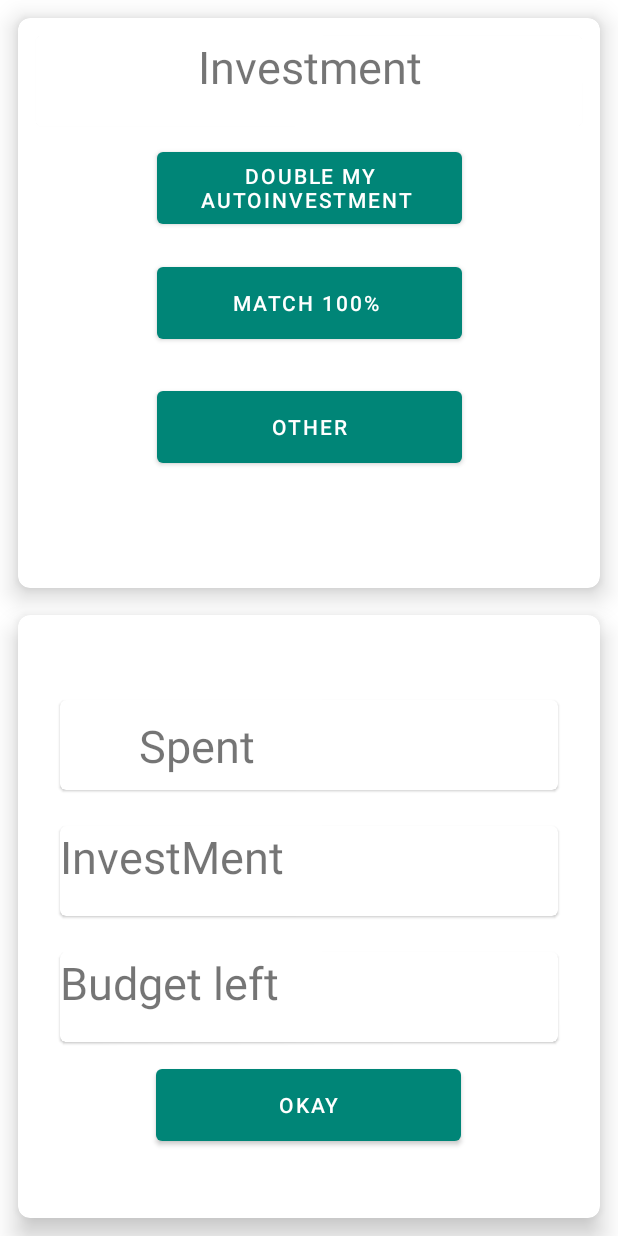
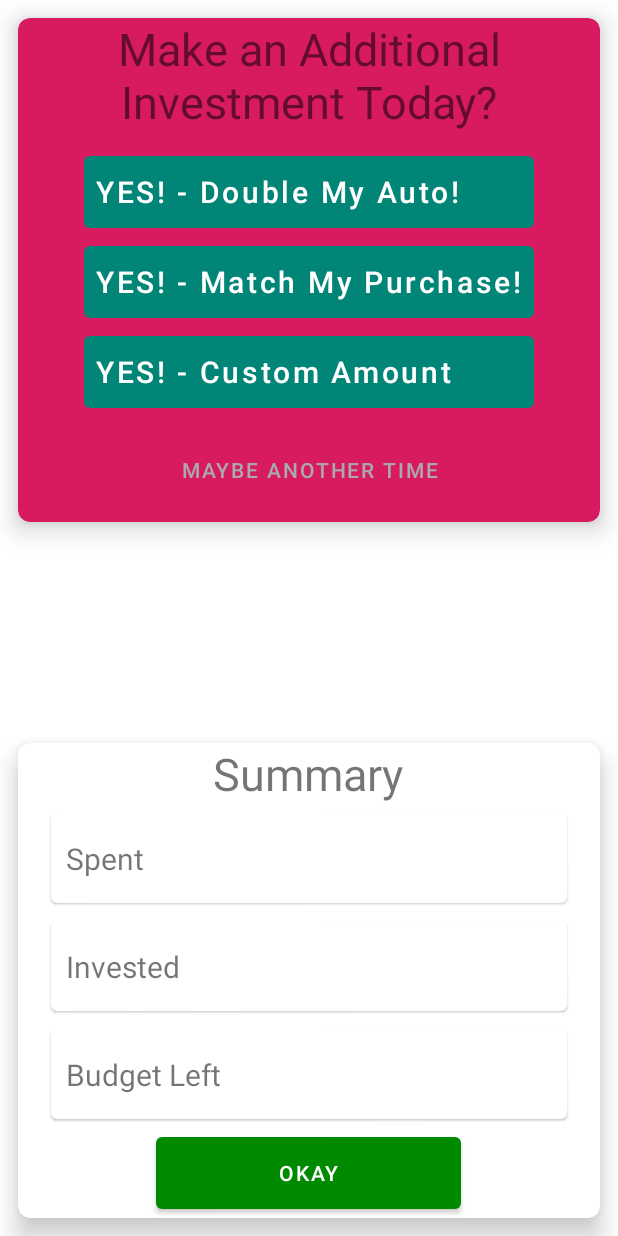
Before and after one commit to Andy9814/ML_Budgeting, an Android app: the layout activity_investment_layout.xml on its own in the app's theme, with its tools: preview values and no code run, on a phone screen of 412 x 824 dp. Run offline under Robolectric (Android 15) with nearby library versions, the phone set to English and light mode, and no system bars.

Commit message:
restyled additional invenstment screen

```diff
--- a/app/src/main/res/layout/activity_investment_layout.xml
+++ b/app/src/main/res/layout/activity_investment_layout.xml
@@ -9,116 +9,105 @@
 
     <com.google.android.material.card.MaterialCardView
         android:id="@+id/cardInvestment"
-        android:layout_width="match_parent"
-        android:layout_height="380dp"
+        android:layout_width="0dp"
+        android:layout_height="wrap_content"
         android:layout_margin="12dp"
-        android:layout_marginBottom="13dp"
         app:cardCornerRadius="8dp"
+        app:cardElevation="10dp"
 
-        app:cardElevation="10dp"
-        app:layout_constraintBottom_toBottomOf="parent"
-        app:layout_constraintEnd_toEndOf="parent"
-        app:layout_constraintStart_toStartOf="parent"
+        android:backgroundTint="@color/colorAccent"
         app:layout_constraintTop_toTopOf="parent"
-        app:layout_constraintVertical_bias="0.0">
+        app:layout_constraintLeft_toLeftOf="parent"
+        app:layout_constraintRight_toRightOf="parent"
+        >
 
         <androidx.constraintlayout.widget.ConstraintLayout
             android:layout_width="match_parent"
-            android:layout_height="match_parent">
+            android:layout_height="wrap_content"
+            android:layout_marginHorizontal="10dp">
 
-            android:layout_width="402dp"
-            android:layout_height="282dp"
-            android:layout_marginEnd="9dp"
-            android:layout_marginBottom="321dp"
-            android:minHeight="200dp"
-            app:layout_constraintBottom_toBottomOf="parent"
-            app:layout_constraintEnd_toEndOf="parent"
-            app:layout_constraintStart_toStartOf="parent"
-            app:layout_constraintTop_toTopOf="parent">
-
-            <com.google.android.material.card.MaterialCardView
-                android:id="@+id/InvestMentCardTextView"
-                android:layout_width="match_parent"
-                android:layout_height="60dp"
-                android:layout_margin="12dp"
-                android:layout_marginStart="12dp"
-                android:layout_marginTop="11dp"
-                android:layout_marginEnd="12dp"
-                android:layout_marginBottom="24dp"
-                app:layout_constraintBottom_toTopOf="@+id/btnDoubleInvst"
-                app:layout_constraintEnd_toEndOf="parent"
-                app:layout_constraintStart_toStartOf="parent"
-                app:layout_constraintTop_toTopOf="parent">
 
             <TextView
                 android:id="@+id/InvestmentTextView"
-                    android:layout_width="match_parent"
-                    android:layout_height="match_parent"
-                    android:text="Investment"
+                android:layout_width="0dp"
+                android:layout_height="wrap_content"
+                android:text="Make an Additional Investment Today?"
                 android:textAlignment="center"
+                app:layout_constraintLeft_toLeftOf="parent"
+                app:layout_constraintRight_toRightOf="parent"
+                app:layout_constraintTop_toTopOf="parent"
                 android:textSize="30sp">
 
             </TextView>
 
-            </com.google.android.material.card.MaterialCardView>
+            <LinearLayout
+                android:id="@+id/linearLayoutLeft"
+                android:orientation="vertical"
+                android:layout_width="wrap_content"
+                android:maxWidth="200dp"
+                android:layout_height="wrap_content"
+                app:layout_constraintTop_toBottomOf="@+id/InvestmentTextView"
+                app:layout_constraintBottom_toBottomOf="parent"
+                app:layout_constraintLeft_toLeftOf="parent"
+                app:layout_constraintRight_toRightOf="parent"
+                android:padding="10dp"
+                >
+
+                <com.google.android.material.button.MaterialButton
+                    style="@style/Alert.Button.Positive"
+                    android:id="@+id/btnDoubleInvst"
+                    android:layout_width="match_parent"
+                    android:layout_height="60dp"
+                    android:textSize="20dp"
+                    android:onClick="onClickInvstBtn"
+                    android:text="YES! - Double My Auto!"
+                    app:cardCornerRadius="8dp"
+                    app:cardElevation="10dp"
+                    android:textAlignment="textStart"
+                    />
+
                 <com.google.android.material.button.MaterialButton
                     android:id="@+id/btnMatch"
-                android:layout_width="203dp"
+                    android:layout_width="match_parent"
                     android:layout_height="60dp"
-                android:text="Match 100% "
+                    android:textSize="20dp"
                     android:onClick="onClickInvstBtn"
+                    android:text="YES! - Match My Purchase!"
                     app:cardCornerRadius="8dp"
                     app:cardElevation="10dp"
-                app:layout_constraintBottom_toBottomOf="parent"
-                app:layout_constraintEnd_toEndOf="parent"
-                app:layout_constraintStart_toStartOf="parent"
-                app:layout_constraintTop_toTopOf="parent" />
+                    android:textAlignment="textStart"
+                    style="@style/Alert.Button.Positive"
+                    />
 
                 <com.google.android.material.button.MaterialButton
+                    style="@style/Alert.Button.Positive"
                     android:id="@+id/btnOther"
-                android:layout_width="203dp"
+                    android:layout_width="match_parent"
                     android:layout_height="60dp"
-                android:text="other"
+                    android:textSize="20dp"
+                    android:onClick="onClickInvstBtn"
+                    android:text="YES! - Custom Amount"
                     app:cardCornerRadius="8dp"
-                android:onClick="onClickInvstBtn"
                     app:cardElevation="10dp"
-                app:layout_constraintBottom_toBottomOf="parent"
-                app:layout_constraintEnd_toEndOf="parent"
-                app:layout_constraintStart_toStartOf="parent"
-                app:layout_constraintTop_toTopOf="parent"
-                app:layout_constraintVertical_bias="0.759" />
+                    android:textAlignment="textStart"
+                    />
 
                 <com.google.android.material.button.MaterialButton
-                android:id="@+id/btnDoubleInvst"
-                android:layout_width="203dp"
-                android:layout_height="60dp"
-                android:layout_margin="12dp"
-                android:layout_marginBottom="13dp"
+                    style="@style/Alert.Button.Neutral"
+                    android:id="@+id/btnNotToday"
+                    android:layout_width="match_parent"
+                    android:layout_height="50dp"
                     android:onClick="onClickInvstBtn"
-                android:text="Double My AutoInvestment "
+                    android:text="Maybe Another Time"
                     app:cardCornerRadius="8dp"
                     app:cardElevation="10dp"
-                app:layout_constraintBottom_toBottomOf="parent"
-                app:layout_constraintEnd_toEndOf="parent"
-                app:layout_constraintStart_toStartOf="parent"
-                app:layout_constraintTop_toTopOf="parent"
-                app:layout_constraintVertical_bias="0.242" />
+                    android:layout_marginHorizontal="30dp"
+                    android:layout_marginTop="10dp"
+                    />
 
-<!--            <TextView-->
-<!--                android:id="@+id/tv_user_name_title"-->
-<!--                android:layout_width="213dp"-->
-<!--                android:layout_height="56dp"-->
-<!--                android:layout_margin="12dp"-->
-<!--                android:layout_marginStart="32dp"-->
-<!--                android:layout_marginTop="16dp"-->
-<!--                android:layout_marginEnd="8dp"-->
-<!--                android:elevation="8dp"-->
-<!--                android:text="Investment"-->
-<!--                android:textSize="36sp"-->
-<!--                app:layout_constraintEnd_toEndOf="parent"-->
-<!--                app:layout_constraintHorizontal_bias="0.429"-->
-<!--                app:layout_constraintStart_toStartOf="parent"-->
-<!--                app:layout_constraintTop_toTopOf="parent" />-->
+
+            </LinearLayout>
+
         </androidx.constraintlayout.widget.ConstraintLayout>
 
     </com.google.android.material.card.MaterialCardView>
@@ -126,16 +115,12 @@
 
     <com.google.android.material.card.MaterialCardView
         android:id="@+id/cardAgree"
-        android:layout_width="match_parent"
-        android:layout_height="402dp"
+        android:layout_width="0dp"
+        android:layout_height="wrap_content"
         android:layout_margin="12dp"
-        android:layout_marginStart="11dp"
-        android:layout_marginTop="17dp"
-
-        android:layout_marginEnd="11dp"
-        android:layout_marginBottom="13dp"
         app:cardCornerRadius="8dp"
         app:cardElevation="10dp"
+
         app:layout_constraintBottom_toBottomOf="parent"
         app:layout_constraintEnd_toEndOf="parent"
         app:layout_constraintStart_toStartOf="parent"
@@ -149,19 +134,32 @@
             android:paddingLeft="16dp"
             android:paddingRight="16dp">
 
+            <TextView
+                android:id="@+id/tvSummary"
+                android:layout_width="wrap_content"
+                android:layout_height="wrap_content"
+                android:text="Summary"
+                android:textAlignment="center"
+                app:layout_constraintLeft_toLeftOf="parent"
+                app:layout_constraintRight_toRightOf="parent"
+                app:layout_constraintTop_toTopOf="parent"
+                android:textSize="30sp">
+
+            </TextView>
+
+
+
+<!--            SPENT-->
             <com.google.android.material.card.MaterialCardView
                 android:id="@+id/spent"
                 android:layout_width="match_parent"
                 android:layout_height="60dp"
-                android:layout_margin="12dp"
-                android:layout_marginStart="11dp"
-                android:layout_marginTop="17dp"    >
-<!--                app:cardElevation="10dp"-->
-<!--                app:cardCornerRadius="8dp"-->
-
+                android:layout_margin="6dp"
+                >
                 <androidx.constraintlayout.widget.ConstraintLayout
                     android:layout_width="match_parent"
-                    android:layout_height="match_parent">
+                    android:layout_height="match_parent"
+                    android:layout_marginHorizontal="10dp">
 
                     <TextView
                         android:id="@+id/spentTv"
@@ -169,104 +167,96 @@
                         android:layout_height="wrap_content"
                         android:text="Spent"
                         android:textAlignment="viewStart"
-                        android:textSize="30sp"
+                        android:textSize="20sp"
                         app:layout_constraintLeft_toLeftOf="parent"
                         app:layout_constraintBottom_toBottomOf="parent"
-                        app:layout_constraintEnd_toStartOf="@+id/spentEt"
-                        app:layout_constraintStart_toStartOf="parent"
                         app:layout_constraintTop_toTopOf="parent" />
 
                     <TextView
                         android:id="@+id/spentEt"
                         android:layout_width="wrap_content"
                         android:layout_height="wrap_content"
-                        android:layout_marginStart="96dp"
                         android:textAlignment="center"
-                        android:textSize="30sp"
+                        android:textSize="20sp"
                         app:layout_constraintRight_toRightOf="parent"
                         app:layout_constraintBottom_toBottomOf="parent"
-                        app:layout_constraintEnd_toEndOf="parent"
-                        app:layout_constraintStart_toEndOf="@+id/spentTv"
                         app:layout_constraintTop_toTopOf="parent" />
                 </androidx.constraintlayout.widget.ConstraintLayout>
             </com.google.android.material.card.MaterialCardView>
 
+<!--            INVESTED %-->
             <com.google.android.material.card.MaterialCardView
                 android:id="@+id/invested"
                 android:layout_width="match_parent"
                 android:layout_height="60dp"
-                android:layout_margin="12dp"
-                tools:layout_editor_absoluteX="50dp"
-                tools:layout_editor_absoluteY="255dp">
-<!--                app:cardElevation="10dp"-->
-<!--                app:cardCornerRadius="8dp"-->
+                android:layout_margin="6dp"
+                >
                 <androidx.constraintlayout.widget.ConstraintLayout
                     android:layout_width="match_parent"
-                    android:layout_height="match_parent">
+                    android:layout_height="match_parent"
+                    android:layout_marginHorizontal="10dp">
+
+                    <TextView
+                        android:id="@+id/investedTv"
+                        android:layout_width="wrap_content"
+                        android:layout_height="wrap_content"
+                        android:text="Invested"
+                        android:textAlignment="textStart"
+                        android:textSize="20sp"
+                        app:layout_constraintBottom_toBottomOf="parent"
+                        app:layout_constraintTop_toTopOf="parent"
+                        app:layout_constraintLeft_toLeftOf="parent"
+                        />
 
                     <TextView
                         android:id="@+id/investedEt"
-                        android:layout_width="108dp"
-                        android:layout_height="match_parent"
+                        android:layout_width="wrap_content"
+                        android:layout_height="wrap_content"
                         android:textAlignment="textEnd"
-                        android:textSize="30sp"
+                        android:textSize="20sp"
                         app:layout_constraintBottom_toBottomOf="parent"
-                        app:layout_constraintEnd_toEndOf="parent"
+                        app:layout_constraintRight_toRightOf="parent"
                         app:layout_constraintTop_toTopOf="parent" />
 
-                    <TextView
-                        android:id="@+id/investedTv"
-                        android:layout_width="0dp"
-                        android:layout_height="match_parent"
-                        android:layout_marginEnd="62dp"
-                        android:text="InvestMent"
-                        android:textAlignment="textStart"
-                        android:textSize="30sp"
-                        app:layout_constraintBottom_toBottomOf="parent"
-                        app:layout_constraintEnd_toStartOf="@+id/investedEt"
-                        app:layout_constraintStart_toStartOf="parent"
-                        app:layout_constraintTop_toTopOf="parent"
-                        app:layout_constraintVertical_bias="0.0" />
                 </androidx.constraintlayout.widget.ConstraintLayout>
             </com.google.android.material.card.MaterialCardView>
 
+<!--            BUDGET REMAINING-->
             <com.google.android.material.card.MaterialCardView
                 android:id="@+id/remainingBudget"
                 android:layout_width="match_parent"
                 android:layout_height="60dp"
-                android:layout_margin="12dp"
-                android:layout_marginStart="11dp"
-                android:layout_marginTop="17dp">
-<!--                app:cardElevation="10dp"-->
-<!--                app:cardCornerRadius="8dp"-->
+                android:layout_margin="6dp"
+                >
                 <androidx.constraintlayout.widget.ConstraintLayout
                     android:layout_width="match_parent"
-                    android:layout_height="match_parent">
+                    android:layout_height="match_parent"
+                    android:layout_marginHorizontal="10dp"
+                    >
+
+                    <TextView
+                        android:id="@+id/remainingBudgetTv"
+                        android:layout_width="wrap_content"
+                        android:layout_height="wrap_content"
+                        android:textAlignment="viewStart"
+                        android:textSize="20sp"
+                        android:text="Budget Left"
+                        app:layout_constraintBottom_toBottomOf="parent"
+                        app:layout_constraintTop_toTopOf="parent"
+                        app:layout_constraintLeft_toLeftOf="parent"/>
 
                     <TextView
                         android:id="@+id/remainingBudgetEt"
-                        android:layout_width="0dp"
-                        android:layout_height="match_parent"
-                        android:layout_marginEnd="4dp"
+                        android:layout_width="wrap_content"
+                        android:layout_height="wrap_content"
                         android:textAlignment="textEnd"
-                        android:textSize="30sp"
+                        android:textSize="20sp"
                         app:layout_constraintBottom_toBottomOf="parent"
-                        app:layout_constraintEnd_toEndOf="parent"
-                        app:layout_constraintStart_toEndOf="@+id/remainingBudgetTv"
-                        app:layout_constraintTop_toTopOf="parent" />
+                        app:layout_constraintTop_toTopOf="parent"
+                        app:layout_constraintRight_toRightOf="parent"
+                        />
 
-                    <TextView
-                        android:id="@+id/remainingBudgetTv"
-                        android:layout_width="156dp"
-                        android:layout_height="match_parent"
-                        android:layout_marginEnd="121dp"
-                        android:textAlignment="viewStart"
-                        android:textSize="30sp"
-                        android:text="Budget left"
-                        app:layout_constraintBottom_toBottomOf="parent"
-                        app:layout_constraintEnd_toStartOf="@+id/remainingBudgetEt"
-                        app:layout_constraintStart_toStartOf="parent"
-                        app:layout_constraintTop_toTopOf="parent" />
+
                 </androidx.constraintlayout.widget.ConstraintLayout>
             </com.google.android.material.card.MaterialCardView>
 
--- a/app/src/main/res/values/styles.xml
+++ b/app/src/main/res/values/styles.xml
@@ -3,9 +3,11 @@
 <!-- Base application theme. -->
 <style name="AppTheme" parent="Theme.MaterialComponents.DayNight">
     <!-- Customize your theme here. -->
-    <item name="colorPrimary">@color/colorPrimary</item>
-    <item name="colorPrimaryDark">@color/colorPrimaryDark</item>
-    <item name="colorAccent">@color/colorAccent</item>
+    <item name="colorPrimary">#008a00</item>
+    <item name="colorPrimaryDark">#1a5336</item>
+    <item name="colorAccent">#f9fcf4</item>
+    <item name="colorSecondary">#f9fcf4</item>
+    <item name="colorBackgroundFloating">#f9fcf4</item>
     <item name="android:windowActionBar">false</item>
     <item name="android:windowNoTitle">true</item>
 </style>
@@ -23,7 +25,7 @@
     </style>
 
     <style name="Alert.Button.Positive" parent="Widget.MaterialComponents.Button.TextButton">
-        <item name="backgroundTint">@color/colorPrimaryDark</item>
+        <item name="backgroundTint">@color/colorPrimary</item>
         <item name="rippleColor">@color/colorAccent</item>
         <item name="android:textColor">@android:color/white</item>
         <item name="android:textSize">14sp</item>
@@ -37,5 +39,4 @@
         <item name="android:textSize">14sp</item>
     </style>
 
-
 </resources>
```
Also changed, not shown: app/src/main/AndroidManifest.xml (+10 -4 lines). Lines whose indentation alone changed are shown as unchanged.
